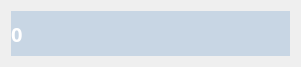
Qt form UI/result_line.ui (losanov/calc1) before a commit.
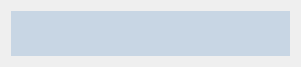
The same form after that commit.

Commit message: random button layout

```diff
--- a/UI/result_line.ui
+++ b/UI/result_line.ui
@@ -29,7 +29,7 @@
 color: rgb(255, 255, 255);</string>
      </property>
      <property name="text">
-      <string>0</string>
+      <string/>
      </property>
      <property name="margin">
       <number>10</number>
```
The commit also changes 6 other files.
